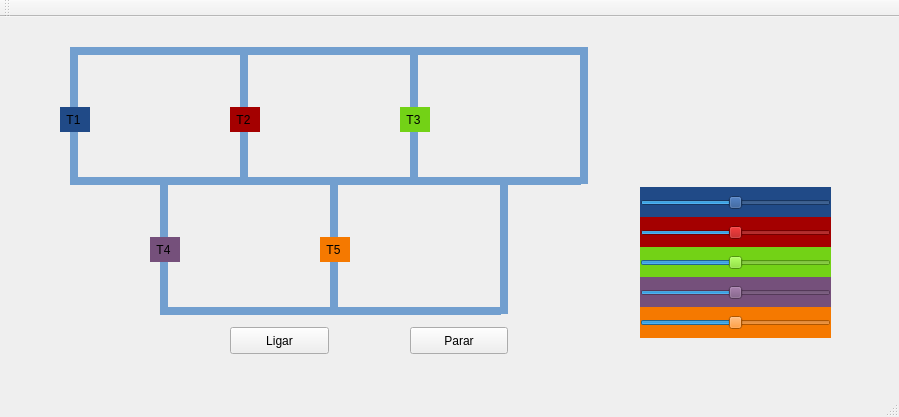
Above: source/mainwindow.ui from Ze-Victor/Trem_SO before the change. Below: the same form after it.
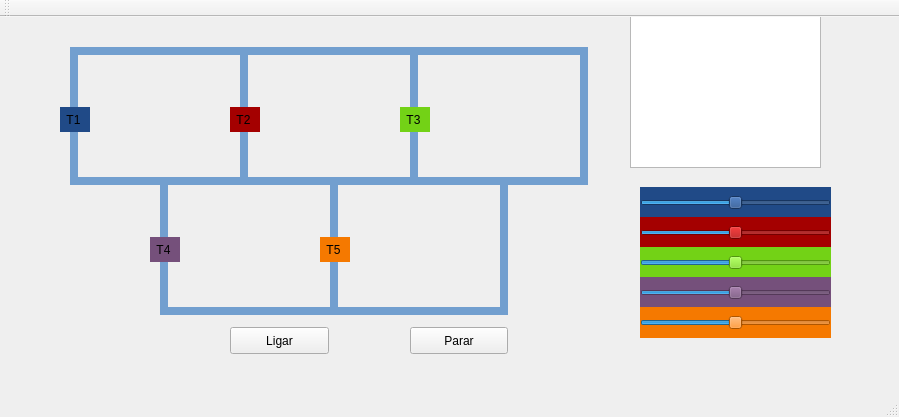
That is the form after the change.

```diff
--- a/source/mainwindow.ui
+++ b/source/mainwindow.ui
@@ -206,7 +206,7 @@
       <x>580</x>
       <y>30</y>
       <width>8</width>
-      <height>137</height>
+      <height>138</height>
      </rect>
     </property>
     <property name="autoFillBackground">
@@ -271,9 +271,9 @@
     <property name="geometry">
      <rect>
       <x>330</x>
-      <y>166</y>
+      <y>160</y>
       <width>8</width>
-      <height>131</height>
+      <height>135</height>
      </rect>
     </property>
     <property name="styleSheet">
@@ -287,9 +287,9 @@
     <property name="geometry">
      <rect>
       <x>500</x>
-      <y>166</y>
+      <y>160</y>
       <width>8</width>
-      <height>131</height>
+      <height>138</height>
      </rect>
     </property>
     <property name="styleSheet">
@@ -489,6 +489,16 @@
      <enum>Qt::Horizontal</enum>
     </property>
    </widget>
+   <widget class="QTextEdit" name="textEdit">
+    <property name="geometry">
+     <rect>
+      <x>630</x>
+      <y>-10</y>
+      <width>191</width>
+      <height>161</height>
+     </rect>
+    </property>
+   </widget>
    <zorder>label_trilho1_3</zorder>
    <zorder>label_trilho3</zorder>
    <zorder>label_trilho3_4</zorder>
```
Left out of the diff: 3 changed lines with no effect on the pictures.
